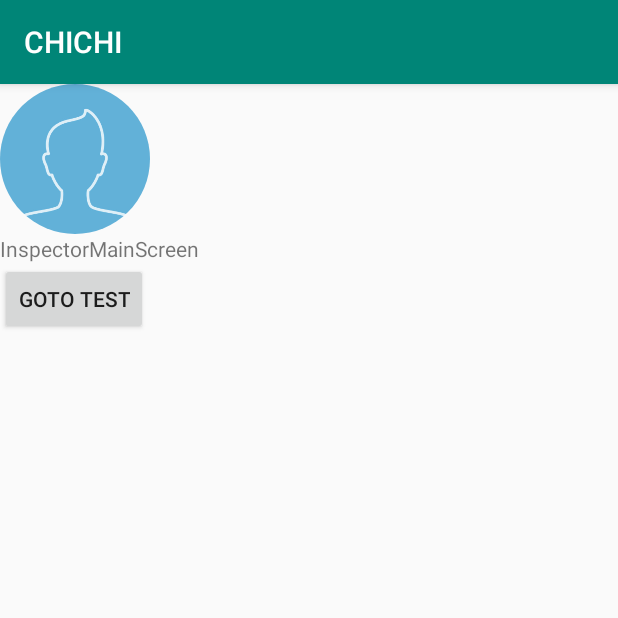
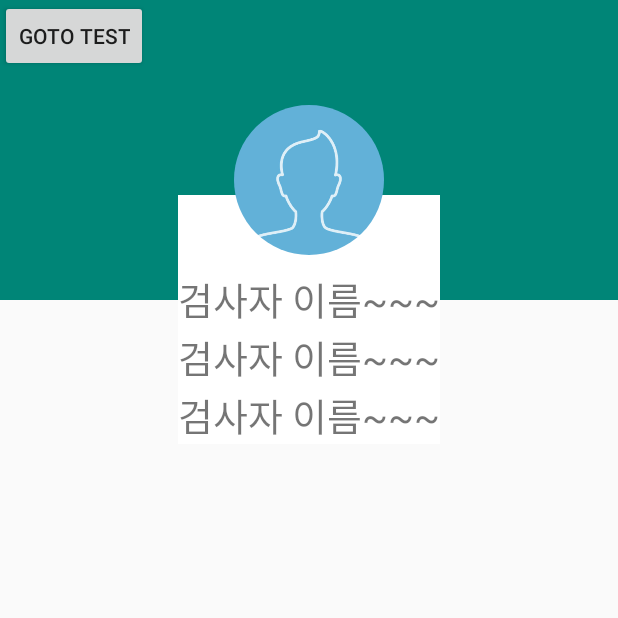
Before and after one commit to HyeonJiChoi/ChiChi, an Android app: the screen it shows after launch (InspectorMainScreen), after a tap on "GOTO INSPECTOR MAIN SCREEN", on a phone screen of 412 x 824 dp, the top half of it. Run offline under Robolectric (Android 15) with nearby library versions, the phone set to English and light mode, and no system bars; our stand-ins replace CircleImageView, Firebase (no records; nobody signed in at launch, a user with empty details on screens opened directly); libraries missing offline, so code that uses them is left out: com.firebase.ui; 1 statement that could not run was skipped.

Commit message:
add toolbar
toolbar

```diff
--- a/CHICHI/app/build.gradle
+++ b/CHICHI/app/build.gradle
@@ -21,7 +21,6 @@ android {
 
 dependencies {
     implementation fileTree(dir: 'libs', include: ['*.jar'])
-    implementation 'androidx.appcompat:appcompat:1.0.2'
     implementation 'androidx.constraintlayout:constraintlayout:1.1.3'
     implementation 'com.google.firebase:firebase-firestore:17.1.2'
     implementation 'com.google.firebase:firebase-storage:16.0.4'
@@ -32,8 +31,6 @@ dependencies {
     implementation 'de.hdodenhof:circleimageview:3.0.0'
     implementation 'com.github.bumptech.glide:glide:3.7.0'
     implementation 'com.firebaseui:firebase-ui-storage:2.0.1'
-    implementation 'com.android.support:design:28.0.0'
-    implementation 'com.android.support:support-compat:28.0.0'
     implementation 'com.android.support:appcompat-v7:27.1.1'
 }
 apply plugin: 'com.google.gms.google-services'
--- a/CHICHI/app/src/main/java/org/dementia/chichi/FirestoreManagement.java
+++ b/CHICHI/app/src/main/java/org/dementia/chichi/FirestoreManagement.java
@@ -22,11 +22,12 @@ public class FirestoreManagement {
         db = FirebaseFirestore.getInstance();
     }
 
-    public void add(String name, String password, int birth) {
+    public void add(String name, String password, int age, String home, String number) {
         // Create a new user with a first and last name
         Map<String, Object> user = new HashMap<>();
-        int age = 2020 - birth / 10000;
         user.put("age", age);
+        user.put("home", home);
+        user.put("number", number);
 
 // Add a new document with a generated ID
         db.collection("Inspector")
--- a/CHICHI/app/src/main/java/org/dementia/chichi/InspectorMainScreen.java
+++ b/CHICHI/app/src/main/java/org/dementia/chichi/InspectorMainScreen.java
@@ -28,7 +28,7 @@ public class InspectorMainScreen extends AppCompatActivity {
         setContentView(R.layout.activity_inspector_main_screen);
         riversRef = FirebaseStorage.getInstance().getReferenceFromUrl("gs://chichi-cef38.appspot.com");;
         testButton = findViewById(R.id.inspectorMainScreenTestButton);
-        inspectorMainScreenProfile = findViewById(R.id.inspectorMainScreenProfile);
+        inspectorMainScreenProfile = findViewById(R.id.inspectorMainScreenProfile);;
 
         Glide.with(this)
                 .using(new FirebaseImageLoader())
--- a/CHICHI/app/src/main/java/org/dementia/chichi/MainActivity.java
+++ b/CHICHI/app/src/main/java/org/dementia/chichi/MainActivity.java
@@ -1,6 +1,9 @@
 package org.dementia.chichi;
 
+import androidx.appcompat.app.ActionBar;
 import androidx.appcompat.app.AppCompatActivity;
+import androidx.appcompat.widget.Toolbar;
+
 
 import android.content.Intent;
 import android.os.Bundle;
@@ -23,10 +26,14 @@ public class MainActivity extends AppCompatActivity {
                 startActivity(intent);
             }
         });
-        //firestoreManagement.add("최현수","090909",19961015);
+
+        Toolbar toolbar = (Toolbar) findViewById(R.id.toolbar_actionbar);
+        setSupportActionBar(toolbar);
 
         FirestoreManagement firestoreManagement = new FirestoreManagement();
+        //firestoreManagement.add("최현지","chj159258357",22, "경기도 김포시 사우동", "010-4090-9585");
         firestoreManagement.read_data("최현지chj159258357");
+
 
 
     }
--- a/CHICHI/app/src/main/res/layout/activity_inspector_main_screen.xml
+++ b/CHICHI/app/src/main/res/layout/activity_inspector_main_screen.xml
@@ -1,23 +1,83 @@
 <?xml version="1.0" encoding="utf-8"?>
-<LinearLayout xmlns:android="http://schemas.android.com/apk/res/android"
+<RelativeLayout xmlns:android="http://schemas.android.com/apk/res/android"
+    xmlns:tools="http://schemas.android.com/tools"
     android:layout_width="match_parent"
     android:layout_height="match_parent"
-    xmlns:tools="http://schemas.android.com/tools"
     android:orientation="vertical"
     tools:context="org.dementia.chichi.InspectorMainScreen">
 
+    <include
+        android:id="@+id/toolbar_actionbar"
+        layout="@layout/toolbar_main"
+        android:layout_width="match_parent"
+        android:layout_height="200dp" />
+
+    <TableLayout
+        android:id="@+id/inspectorMainScreenTableLayout"
+        android:layout_width="wrap_content"
+        android:layout_height="wrap_content"
+        android:layout_below="@id/inspectorMainScreenProfile"
+        android:layout_centerHorizontal="true"
+        android:layout_marginTop="-40dp"
+        android:background="@color/common_google_signin_btn_text_dark_default"
+        android:paddingTop="50dp">
+
+        <TableRow>
+
+            <TextView
+                android:layout_width="wrap_content"
+                android:layout_height="wrap_content"
+                android:text="검사자 이름"
+                android:textSize="25dp" />
+
+            <TextView
+                android:layout_width="wrap_content"
+                android:layout_height="wrap_content"
+                android:text="~~~"
+                android:textSize="25dp" />
+        </TableRow>
+
+        <TableRow>
+
+            <TextView
+                android:layout_width="wrap_content"
+                android:layout_height="wrap_content"
+                android:text="검사자 이름"
+                android:textSize="25dp" />
+
+            <TextView
+                android:layout_width="wrap_content"
+                android:layout_height="wrap_content"
+                android:text="~~~"
+                android:textSize="25dp" />
+        </TableRow>
+
+        <TableRow>
+
+            <TextView
+                android:layout_width="wrap_content"
+                android:layout_height="wrap_content"
+                android:text="검사자 이름"
+                android:textSize="25dp" />
+
+            <TextView
+                android:layout_width="wrap_content"
+                android:layout_height="wrap_content"
+                android:text="~~~"
+                android:textSize="25dp" />
+        </TableRow>
+
+
+    </TableLayout>
+
     <de.hdodenhof.circleimageview.CircleImageView
-        android:src="@drawable/initprofile"
         android:id="@+id/inspectorMainScreenProfile"
         android:layout_width="100dp"
-        android:gravity="center"
         android:layout_height="100dp"
-        />
-    <TextView
-        android:layout_width="wrap_content"
-        android:layout_height="wrap_content"
-        android:gravity="center"
-        android:text="InspectorMainScreen" />
+        android:layout_centerHorizontal="true"
+        android:layout_marginTop="70dp"
+        android:src="@drawable/initprofile" />
+
     <Button
         android:id="@+id/inspectorMainScreenTestButton"
         android:layout_width="wrap_content"
@@ -25,4 +85,4 @@
         android:gravity="center"
         android:text="Goto Test" />
 
-</LinearLayout>
+</RelativeLayout>
--- /dev/null
+++ b/CHICHI/app/src/main/res/layout/toolbar_main.xml
@@ -0,0 +1,6 @@
+<?xml version="1.0" encoding="utf-8"?>
+<androidx.appcompat.widget.Toolbar
+    xmlns:android="http://schemas.android.com/apk/res/android"
+    android:layout_width="match_parent"
+    android:layout_height="wrap_content"
+    android:background="?attr/colorPrimary" />
--- a/CHICHI/app/src/main/res/values/styles.xml
+++ b/CHICHI/app/src/main/res/values/styles.xml
@@ -1,7 +1,7 @@
 <resources>
 
     <!-- Base application theme. -->
-    <style name="AppTheme" parent="Theme.AppCompat.Light.DarkActionBar">
+    <style name="AppTheme" parent="Theme.AppCompat.Light.NoActionBar">
         <!-- Customize your theme here. -->
         <item name="colorPrimary">@color/colorPrimary</item>
         <item name="colorPrimaryDark">@color/colorPrimaryDark</item>
```
Also changed, not shown: CHICHI/app/src/main/res/layout/activity_inspector_test_screen.xml (+7 -3 lines), CHICHI/app/src/main/res/layout/activity_main.xml (+16 -8 lines). Lines whose indentation alone changed are shown as unchanged.
